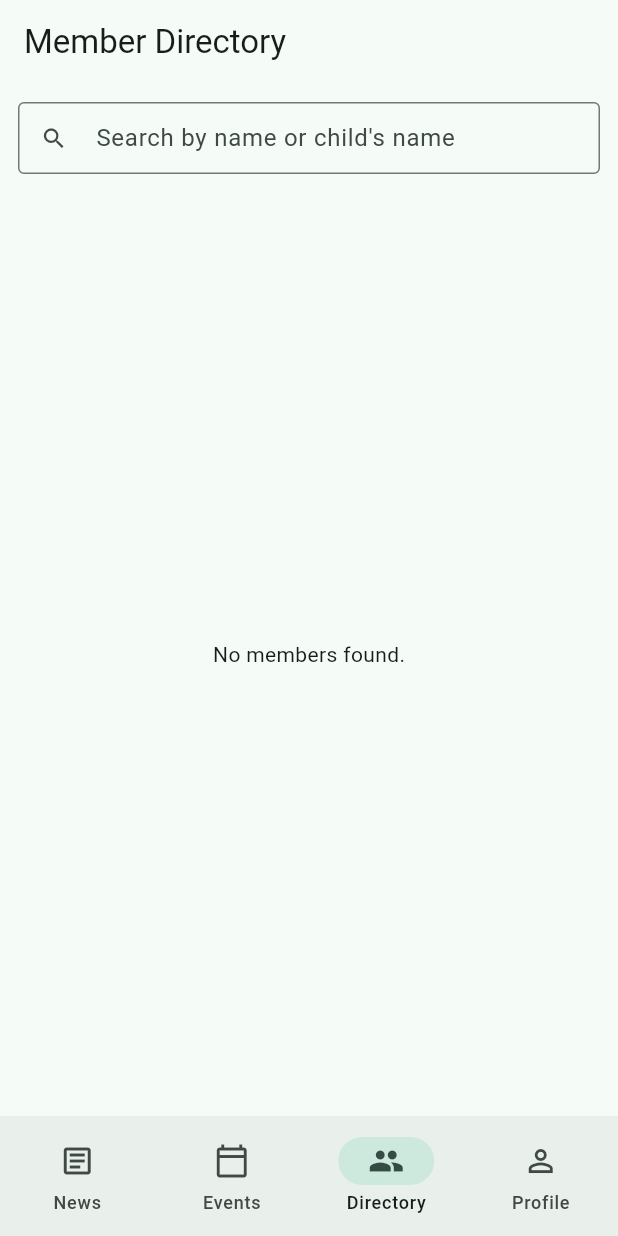
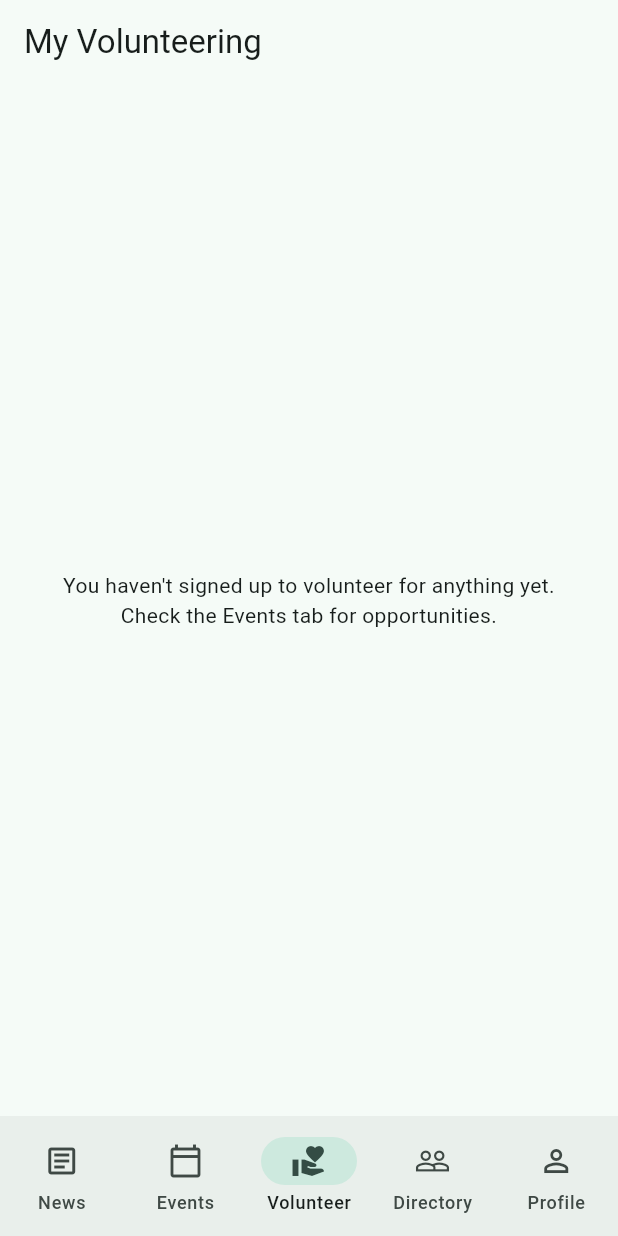
Before and after one commit to stanbugs1234/Steam, a Flutter app: the HomeShell screen opened by its route, item 3 of the bottom bar chosen, on a phone screen of 412 x 824 dp. Run offline on Flutter 3.47's test engine with Material 3 defaults, Android fonts, the phone set to English and light mode, and no system bars; our stand-ins replace cloud_firestore, firebase_auth, firebase_core, firebase_storage, flutter_riverpod, go_router and 2 more; accounts and stored records are empty.

Commit message:
Add volunteer sign-up slots, completing the MVP feature set
Events flagged as needing volunteers now show a Volunteer Slots
section on their detail screen: members sign up or cancel a slot
directly, with spots-left tracking and a capacity-checked Firestore
transaction to prevent overbooking under concurrent sign-ups. Admins
get a "Manage" screen to create/edit/delete slots and see the roster
of who's signed up for each.

Adds a new "Volunteer" tab (My Volunteering) that aggregates a
member's sign-ups across every event into one list, with a one-tap
cancel.

Firestore rules for the volunteerSlots subcollection are the most
involved yet: members may only toggle their own uid in and out of
signedUpUserIds (verified via hasAll()-based set-diff checks against
the before/after arrays, plus a capacity check on sign-up), while
label/capacity/create/delete remain admin-only.

Verified end-to-end against the live Firebase project with two test
accounts (admin + regular member): admin created a volunteer-needed
event and a slot, the member signed up (confirming the security rule
permits self-signup) and later canceled from the new Volunteer tab,
and the admin's roster view reflected it correctly throughout. All
test data (event, slot, both accounts) was removed afterward.

Co-Authored-By: Claude Sonnet 5 <noreply@anthropic.com>

```diff
--- a/lib/app/home_shell.dart
+++ b/lib/app/home_shell.dart
@@ -4,9 +4,9 @@ import '../features/directory/presentation/directory_list_screen.dart';
 import '../features/directory/presentation/my_profile_screen.dart';
 import '../features/events/presentation/events_screen.dart';
 import '../features/news/presentation/news_feed_screen.dart';
+import '../features/volunteering/presentation/my_commitments_screen.dart';
 
-/// Bottom-nav shell for approved members. Tabs are added here as each
-/// feature milestone ships (Volunteering).
+/// Bottom-nav shell for approved members.
 class HomeShell extends StatefulWidget {
   const HomeShell({super.key});
 
@@ -20,6 +20,7 @@ class _HomeShellState extends State<HomeShell> {
   static const _tabs = [
     NewsFeedScreen(),
     EventsScreen(),
+    MyCommitmentsScreen(),
     DirectoryListScreen(),
     MyProfileScreen(),
   ];
@@ -35,6 +36,10 @@ class _HomeShellState extends State<HomeShell> {
           NavigationDestination(icon: Icon(Icons.article_outlined), selectedIcon: Icon(Icons.article), label: 'News'),
           NavigationDestination(
               icon: Icon(Icons.calendar_today_outlined), selectedIcon: Icon(Icons.calendar_today), label: 'Events'),
+          NavigationDestination(
+              icon: Icon(Icons.volunteer_activism_outlined),
+              selectedIcon: Icon(Icons.volunteer_activism),
+              label: 'Volunteer'),
           NavigationDestination(icon: Icon(Icons.people_outline), selectedIcon: Icon(Icons.people), label: 'Directory'),
           NavigationDestination(icon: Icon(Icons.person_outline), selectedIcon: Icon(Icons.person), label: 'Profile'),
         ],
--- /dev/null
+++ b/lib/features/volunteering/domain/volunteer_providers.dart
@@ -0,0 +1,49 @@
+import 'package:flutter_riverpod/flutter_riverpod.dart';
+
+import '../../../core/firebase_providers.dart';
+import '../../../models/club_event.dart';
+import '../../../models/volunteer_slot.dart';
+import '../../auth/domain/auth_providers.dart';
+import '../../events/domain/event_providers.dart';
+import '../data/volunteer_repository.dart';
+
+final volunteerRepositoryProvider = Provider<VolunteerRepository>((ref) {
+  return VolunteerRepository(ref.watch(firestoreProvider));
+});
+
+final eventSlotsProvider = StreamProvider.family<List<VolunteerSlot>, String>((ref, eventId) {
+  return ref.watch(volunteerRepositoryProvider).watchSlots(eventId);
+});
+
+class MyCommitment {
+  final ClubEvent event;
+  final VolunteerSlot slot;
+  const MyCommitment({required this.event, required this.slot});
+}
+
+/// The signed-in member's volunteer sign-ups across all events, derived by
+/// watching every volunteer-eligible event's slots and keeping the ones that
+/// include their uid.
+final myCommitmentsProvider = Provider<AsyncValue<List<MyCommitment>>>((ref) {
+  final myUid = ref.watch(currentAppUserProvider).value?.uid;
+  final eventsAsync = ref.watch(eventsProvider);
+
+  return eventsAsync.when(
+    data: (events) {
+      final commitments = <MyCommitment>[];
+      for (final event in events.where((e) => e.needsVolunteers)) {
+        final slots = ref.watch(eventSlotsProvider(event.id)).value;
+        if (slots == null || myUid == null) continue;
+        for (final slot in slots) {
+          if (slot.signedUpUserIds.contains(myUid)) {
+            commitments.add(MyCommitment(event: event, slot: slot));
+          }
+        }
+      }
+      commitments.sort((a, b) => a.event.startTime.compareTo(b.event.startTime));
+      return AsyncValue.data(commitments);
+    },
+    loading: () => const AsyncValue.loading(),
+    error: AsyncValue.error,
+  );
+});
--- /dev/null
+++ b/lib/features/volunteering/presentation/my_commitments_screen.dart
@@ -0,0 +1,60 @@
+import 'package:flutter/material.dart';
+import 'package:flutter_riverpod/flutter_riverpod.dart';
+import 'package:go_router/go_router.dart';
+import 'package:intl/intl.dart';
+
+import '../../auth/domain/auth_providers.dart';
+import '../domain/volunteer_providers.dart';
+
+class MyCommitmentsScreen extends ConsumerWidget {
+  const MyCommitmentsScreen({super.key});
+
+  @override
+  Widget build(BuildContext context, WidgetRef ref) {
+    final commitmentsAsync = ref.watch(myCommitmentsProvider);
+    final myUid = ref.watch(currentAppUserProvider).value?.uid;
+
+    return Scaffold(
+      appBar: AppBar(title: const Text('My Volunteering')),
+      body: commitmentsAsync.when(
+        data: (commitments) {
+          if (commitments.isEmpty) {
+            return const Center(
+              child: Padding(
+                padding: EdgeInsets.all(24),
+                child: Text(
+                  "You haven't signed up to volunteer for anything yet.\nCheck the Events tab for opportunities.",
+                  textAlign: TextAlign.center,
+                ),
+              ),
+            );
+          }
+          return ListView.separated(
+            padding: const EdgeInsets.all(12),
+            itemCount: commitments.length,
+            separatorBuilder: (context, index) => const SizedBox(height: 8),
+            itemBuilder: (context, index) {
+              final c = commitments[index];
+              return Card(
+                child: ListTile(
+                  onTap: () => context.push('/events/${c.event.id}'),
+                  title: Text(c.event.title),
+                  subtitle: Text('${c.slot.label} · ${DateFormat.MMMd().add_jm().format(c.event.startTime)}'),
+                  trailing: IconButton(
+                    icon: const Icon(Icons.close),
+                    tooltip: 'Cancel',
+                    onPressed: myUid == null
+                        ? null
+                        : () => ref.read(volunteerRepositoryProvider).cancel(c.event.id, c.slot.id, myUid),
+                  ),
+                ),
+              );
+            },
+          );
+        },
+        loading: () => const Center(child: CircularProgressIndicator()),
+        error: (err, _) => Center(child: Text('Error loading your commitments: $err')),
+      ),
+    );
+  }
+}
```
Also changed, not shown: lib/app/router.dart (+7 -1 lines), lib/features/events/presentation/event_detail_screen.dart (+6 -1 lines), lib/features/volunteering/data/volunteer_repository.dart (added, +62 -0 lines), lib/features/volunteering/presentation/volunteer_slot_section.dart (added, +121 -0 lines), lib/features/volunteering/presentation/volunteer_slots_admin_screen.dart (added, +161 -0 lines), lib/models/volunteer_slot.dart (added, +33 -0 lines), 1 other file.
